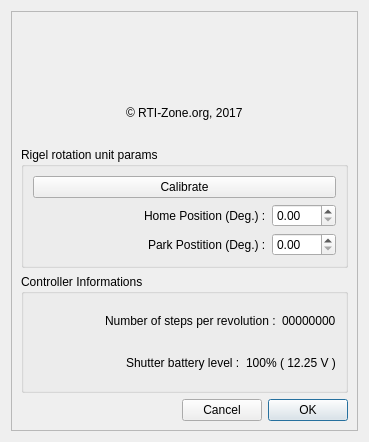
Before: the Qt Designer form DomePro.ui in rpineau/DomePro, drawn with Qt 5.
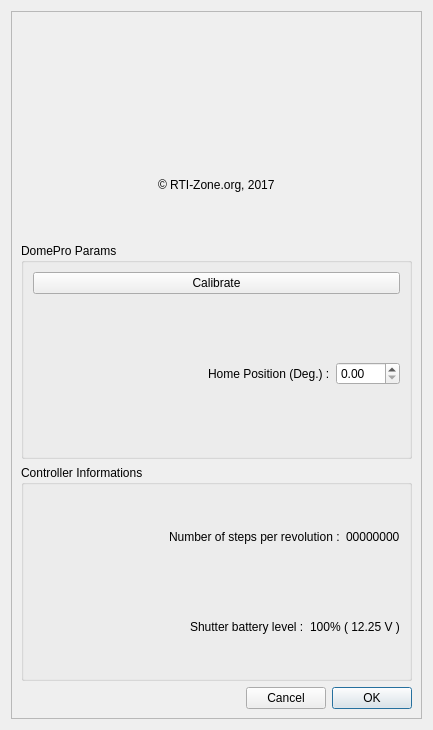
After: the same form once the commit is applied. Icons and pictures are not drawn. Custom widgets are drawn as their Qt base class.

Patch:
```diff
--- a/DomePro.ui
+++ b/DomePro.ui
@@ -6,8 +6,8 @@
    <rect>
     <x>0</x>
     <y>0</y>
-    <width>369</width>
-    <height>442</height>
+    <width>433</width>
+    <height>730</height>
    </rect>
   </property>
   <property name="minimumSize">
@@ -124,40 +124,9 @@
       <item row="2" column="0">
        <widget class="QGroupBox" name="MaxDomeIIParams">
         <property name="title">
-         <string>Rigel rotation unit params</string>
+         <string>DomePro Params</string>
         </property>
         <layout class="QGridLayout" name="gridLayout_2">
-         <item row="10" column="0">
-          <layout class="QHBoxLayout" name="horizontalLayout_3">
-           <item>
-            <spacer name="horizontalSpacer_2">
-             <property name="orientation">
-              <enum>Qt::Horizontal</enum>
-             </property>
-             <property name="sizeHint" stdset="0">
-              <size>
-               <width>40</width>
-               <height>20</height>
-              </size>
-             </property>
-            </spacer>
-           </item>
-           <item>
-            <widget class="QLabel" name="label_3">
-             <property name="text">
-              <string>Park Postition (Deg.) :</string>
-             </property>
-            </widget>
-           </item>
-           <item>
-            <widget class="QDoubleSpinBox" name="parkPosition">
-             <property name="maximum">
-              <double>359.990000000000009</double>
-             </property>
-            </widget>
-           </item>
-          </layout>
-         </item>
          <item row="2" column="0">
           <widget class="QPushButton" name="pushButton">
            <property name="text">
@@ -242,7 +211,7 @@
           </property>
          </widget>
         </item>
-        <item row="1" column="0" alignment="Qt::AlignHCenter">
+        <item row="1" column="0">
          <widget class="QLabel" name="label_logo">
           <property name="text">
            <string/>
```
Left out of the diff: 6 changed lines with no effect on the pictures.
